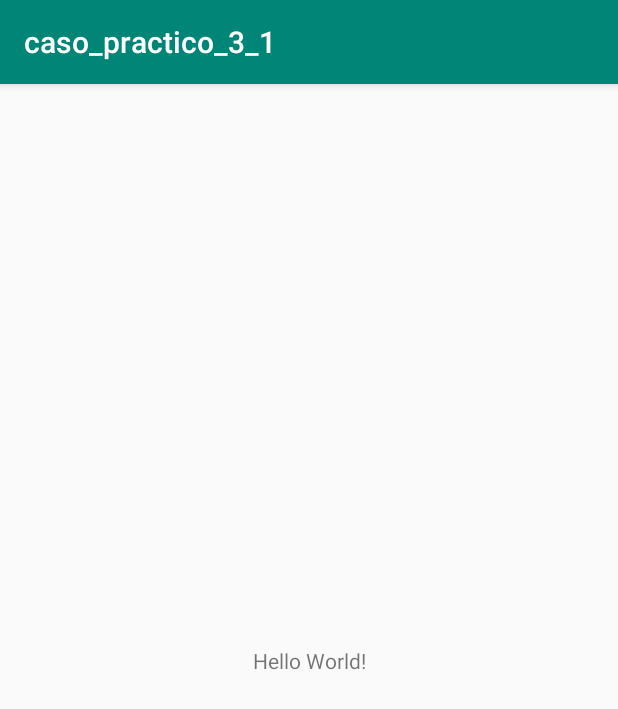
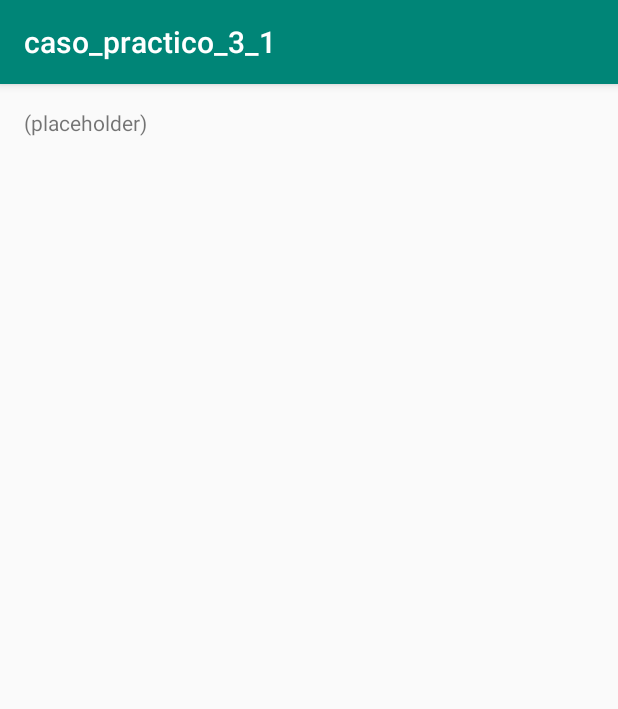
Before and after one commit to JorgeCostaMacia/caso_practico_3_1, an Android app: the screen it shows after launch (MainActivity), on a phone screen of 412 x 824 dp. Shown: the top 709 px of the screen. Run offline under Robolectric (Android 15) with nearby library versions, the phone set to English and light mode, and no system bars.

Commit message:
Task1
Add layout

```diff
--- a/app/src/main/res/layout/activity_main.xml
+++ b/app/src/main/res/layout/activity_main.xml
@@ -1,18 +1,27 @@
 <?xml version="1.0" encoding="utf-8"?>
-<androidx.constraintlayout.widget.ConstraintLayout xmlns:android="http://schemas.android.com/apk/res/android"
+<androidx.constraintlayout.widget.ConstraintLayout
+    xmlns:android="http://schemas.android.com/apk/res/android"
     xmlns:app="http://schemas.android.com/apk/res-auto"
     xmlns:tools="http://schemas.android.com/tools"
     android:layout_width="match_parent"
     android:layout_height="match_parent"
+    android:layout_margin="16dp"
     tools:context=".MainActivity">
 
-    <TextView
-        android:layout_width="wrap_content"
-        android:layout_height="wrap_content"
-        android:text="Hello World!"
-        app:layout_constraintBottom_toBottomOf="parent"
-        app:layout_constraintLeft_toLeftOf="parent"
-        app:layout_constraintRight_toRightOf="parent"
-        app:layout_constraintTop_toTopOf="parent" />
+    <ScrollView
+        android:layout_width = "match_parent"
+        android:layout_height = "match_parent"
+        app:layout_constraintBottom_toBottomOf = "parent"
+        app:layout_constraintTop_toTopOf = "parent"
+        app:layout_constraintLeft_toLeftOf = "parent"
+        app:layout_constraintRight_toRightOf = "parent">
+        <TextView
+            android:id = "@+id/sensor_list"
+            android:layout_width = "wrap_content"
+            android:layout_height = "wrap_content"
+            android:text = "(placeholder)"
+         />
+    </ScrollView>
+
 
 </androidx.constraintlayout.widget.ConstraintLayout>
```
